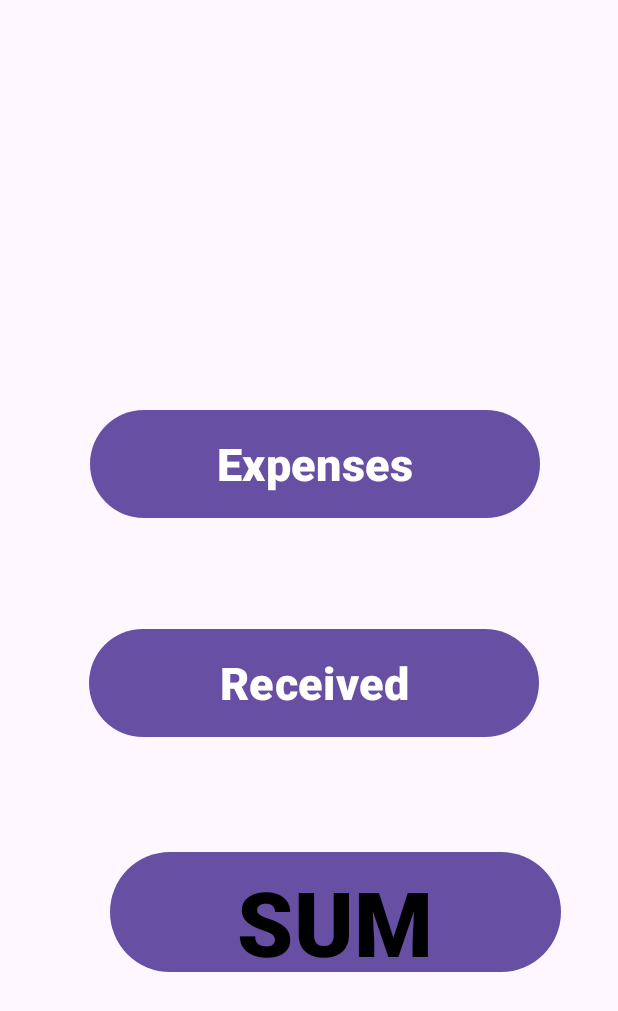
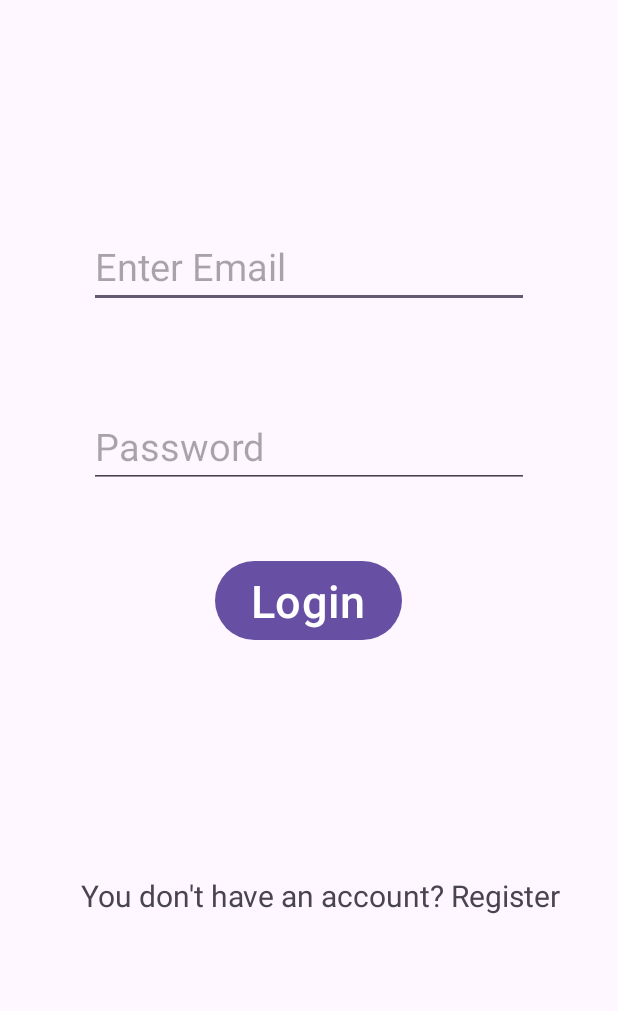
Before and after one commit to Alphonce08/ToolApp, an Android app: the screen it shows after launch (MainActivity before the commit, Login after it), on a phone screen of 412 x 824 dp. Shown: the top 1011 px of the screen. Run offline under Robolectric (Android 15) with nearby library versions, the phone set to English and light mode, and no system bars.

Commit message:
Regidter and login

```diff
--- a/app/build.gradle
+++ b/app/build.gradle
@@ -1,6 +1,7 @@
 plugins {
     id 'com.android.application'
     id 'org.jetbrains.kotlin.android'
+    id 'com.google.gms.google-services'
 }
 
 android {
@@ -38,6 +39,7 @@ dependencies {
     implementation 'androidx.appcompat:appcompat:1.6.1'
     implementation 'com.google.android.material:material:1.5.0'
     implementation 'androidx.constraintlayout:constraintlayout:2.1.4'
+    implementation 'com.google.firebase:firebase-auth:21.1.0'
     testImplementation 'junit:junit:4.13.2'
     androidTestImplementation 'androidx.test.ext:junit:1.1.5'
     androidTestImplementation 'androidx.test.espresso:espresso-core:3.5.1'
--- /dev/null
+++ b/app/src/main/java/com/example/balancetoolapp/Login.kt
@@ -0,0 +1,33 @@
+package com.example.balancetoolapp
+
+import android.content.Intent
+import androidx.appcompat.app.AppCompatActivity
+import android.os.Bundle
+import android.widget.Button
+import android.widget.EditText
+import android.widget.TextView
+
+class Login : AppCompatActivity() {
+    lateinit var EdtEmail:EditText
+    lateinit var EdtPassword:EditText
+    lateinit var TxtRegister:TextView
+    lateinit var BtLogin:Button
+    override fun onCreate(savedInstanceState: Bundle?) {
+        super.onCreate(savedInstanceState)
+        setContentView(R.layout.activity_login)
+        EdtEmail = findViewById(R.id.mEdtEmailLogin)
+        EdtPassword = findViewById(R.id.medtPass)
+        TxtRegister = findViewById(R.id.TextNoAccount)
+        BtLogin = findViewById(R.id.BtnLogin)
+
+        BtLogin.setOnClickListener {
+            startActivity(Intent(applicationContext, MainActivity::class.java))
+        }
+
+        TxtRegister.setOnClickListener {
+            startActivity(Intent(this, Register::class.java))
+        }
+        }
+
+
+    }
--- a/app/src/main/java/com/example/balancetoolapp/ReceivedActivity.kt
+++ b/app/src/main/java/com/example/balancetoolapp/ReceivedActivity.kt
@@ -4,6 +4,7 @@ import androidx.appcompat.app.AppCompatActivity
 import android.os.Bundle
 
 class ReceivedActivity : AppCompatActivity() {
+
     override fun onCreate(savedInstanceState: Bundle?) {
         super.onCreate(savedInstanceState)
         setContentView(R.layout.activity_received)
--- /dev/null
+++ b/app/src/main/res/layout/activity_login.xml
@@ -0,0 +1,58 @@
+<?xml version="1.0" encoding="utf-8"?>
+<RelativeLayout xmlns:android="http://schemas.android.com/apk/res/android"
+    xmlns:app="http://schemas.android.com/apk/res-auto"
+    xmlns:tools="http://schemas.android.com/tools"
+    android:layout_width="match_parent"
+    android:layout_height="match_parent"
+    tools:context=".Login">
+
+    <EditText
+        android:id="@+id/mEdtEmailLogin"
+        android:layout_width="wrap_content"
+        android:layout_height="wrap_content"
+        android:ems="10"
+        android:hint="Enter Email"
+        android:textColor="@color/black"
+        android:textSize="25dp"
+        android:layout_marginTop="150dp"
+        android:layout_centerHorizontal="true"
+        android:inputType="textEmailAddress"
+        tools:layout_editor_absoluteX="83dp"
+        tools:layout_editor_absoluteY="165dp" />
+
+    <EditText
+        android:id="@+id/medtPass"
+        android:layout_width="wrap_content"
+        android:layout_height="wrap_content"
+        android:ems="10"
+        android:hint="Password"
+        android:textSize="25dp"
+        android:layout_marginTop="270dp"
+        android:layout_centerHorizontal="true"
+        android:inputType="textPassword"
+        tools:layout_editor_absoluteX="71dp"
+        tools:layout_editor_absoluteY="290dp" />
+
+    <Button
+        android:id="@+id/BtnLogin"
+        android:layout_width="wrap_content"
+        android:layout_height="wrap_content"
+        android:text="Login"
+        android:textSize="30sp"
+        android:layout_marginTop="370dp"
+        android:layout_centerHorizontal="true"
+        tools:layout_editor_absoluteX="107dp"
+        tools:layout_editor_absoluteY="411dp" />
+
+    <TextView
+        android:id="@+id/TextNoAccount"
+        android:layout_width="wrap_content"
+        android:layout_height="wrap_content"
+        android:layout_alignParentStart="true"
+        android:layout_alignParentBottom="true"
+        android:layout_centerHorizontal="true"
+        android:layout_marginStart="54dp"
+        android:layout_marginBottom="213dp"
+        android:text="You don't have an account? Register"
+        android:textSize="20dp" />
+</RelativeLayout>
--- a/build.gradle
+++ b/build.gradle
@@ -1,4 +1,8 @@
-// Top-level build file where you can add configuration options common to all sub-projects/modules.
+buildscript {
+    dependencies {
+        classpath 'com.google.gms:google-services:4.3.14'
+    }
+}// Top-level build file where you can add configuration options common to all sub-projects/modules.
 plugins {
     id 'com.android.application' version '8.0.0' apply false
     id 'com.android.library' version '8.0.0' apply false
```
Also changed, not shown: app/src/main/AndroidManifest.xml (+12 -0 lines), app/src/main/java/com/example/balancetoolapp/ExpensesActivity.kt (+15 -7 lines), app/src/main/java/com/example/balancetoolapp/Register.kt (added, +30 -0 lines), app/src/main/res/layout/activity_expenses.xml (+6 -7 lines), app/src/main/res/layout/activity_received.xml (+32 -2 lines), app/src/main/res/layout/activity_register.xml (added, +63 -0 lines), 1 other file.
